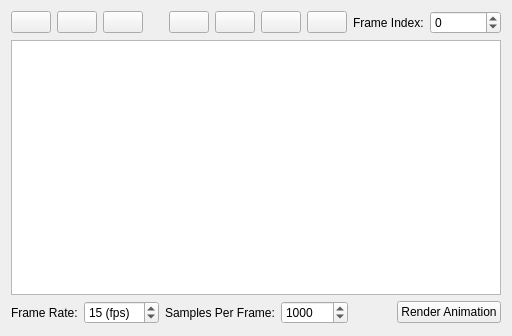
Before: the Qt Designer form Source/VoxRender/Interface/animatewidget.ui in nagyistoce/voxrender, drawn with Qt 5.
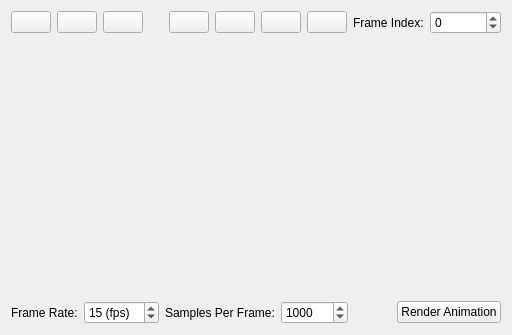
After: the same form once the commit is applied. Icons and pictures are not drawn.

```diff
--- a/Source/VoxRender/Interface/animatewidget.ui
+++ b/Source/VoxRender/Interface/animatewidget.ui
@@ -7,7 +7,7 @@
     <x>0</x>
     <y>0</y>
     <width>512</width>
-    <height>336</height>
+    <height>270</height>
    </rect>
   </property>
   <property name="sizePolicy">
@@ -144,19 +144,45 @@
     </layout>
    </item>
    <item>
-    <widget class="QGraphicsView" name="view">
+    <widget class="QFrame" name="frame">
      <property name="sizePolicy">
       <sizepolicy hsizetype="Expanding" vsizetype="Fixed">
-       <horstretch>0</horstretch>
-       <verstretch>0</verstretch>
+       <horstretch>255</horstretch>
+       <verstretch>255</verstretch>
       </sizepolicy>
      </property>
      <property name="minimumSize">
       <size>
-       <width>0</width>
+       <width>255</width>
        <height>255</height>
       </size>
      </property>
+     <property name="maximumSize">
+      <size>
+       <width>999999</width>
+       <height>255</height>
+      </size>
+     </property>
+     <property name="frameShape">
+      <enum>QFrame::NoFrame</enum>
+     </property>
+     <property name="frameShadow">
+      <enum>QFrame::Sunken</enum>
+     </property>
+     <layout class="QGridLayout" name="frameLayout">
+      <property name="leftMargin">
+       <number>0</number>
+      </property>
+      <property name="topMargin">
+       <number>0</number>
+      </property>
+      <property name="rightMargin">
+       <number>0</number>
+      </property>
+      <property name="bottomMargin">
+       <number>0</number>
+      </property>
+     </layout>
     </widget>
    </item>
    <item>
```
Left out of the diff: 2 changed lines with no effect on the pictures.
